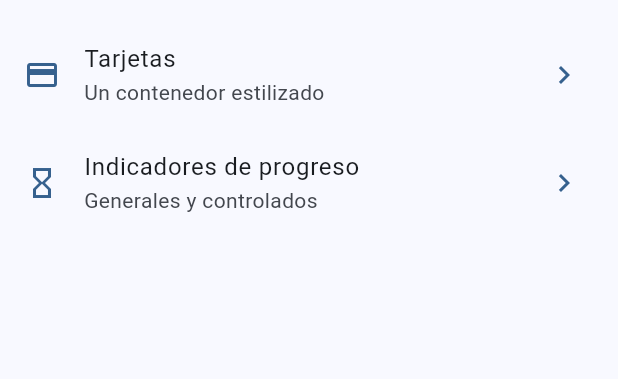
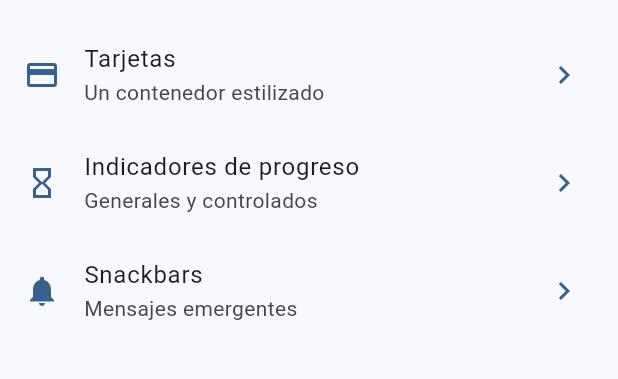
Before and after one commit to afperdomo2/widgets_app, a Flutter app: the screen it shows after launch, on a phone screen of 412 x 824 dp, the part 171-550 px from its top. Run offline on Flutter 3.47's test engine with Material 3 defaults, Android fonts, the phone set to English and light mode, and no system bars; our stand-ins replace go_router.

Commit message:
Agrega pantalla de Snackbars con funcionalidad para mostrar mensajes emergentes

```diff
--- a/lib/config/menu/menu_item.dart
+++ b/lib/config/menu/menu_item.dart
@@ -38,4 +38,11 @@ const appMenuItems = <MenuItem>[
     routeName: "progress_screen",
     icon: Icons.hourglass_empty,
   ),
+  MenuItem(
+    title: "Snackbars",
+    subtitle: "Mensajes emergentes",
+    route: "/snackbars",
+    routeName: "snackbars_screen",
+    icon: Icons.notifications,
+  )
 ];
--- a/lib/config/router/app_router.dart
+++ b/lib/config/router/app_router.dart
@@ -25,5 +25,10 @@ final appRouter = GoRouter(
       name: ProgressScreen.name,
       builder: (context, state) => const ProgressScreen(),
     ),
+    GoRoute(
+      path: "/snackbars",
+      name: SnackbarsScreen.name,
+      builder: (context, state) => const SnackbarsScreen(),
+    ),
   ],
 );
--- a/lib/presentation/screens/screens.dart
+++ b/lib/presentation/screens/screens.dart
@@ -5,6 +5,6 @@ export 'package:widgets_app/presentation/screens/cards/cards_screen.dart';
 export 'package:widgets_app/presentation/screens/home/home_screen.dart';
 export 'package:widgets_app/presentation/screens/progress/progress_screen.dart';
 export 'package:widgets_app/presentation/screens/scrolls/infinite_scroll_screen.dart';
-export 'package:widgets_app/presentation/screens/snackbar/snackbar_screen.dart';
+export 'package:widgets_app/presentation/screens/snackbars/snackbars_screen.dart';
 export 'package:widgets_app/presentation/screens/tutorials/app_turorial_screen.dart';
 export 'package:widgets_app/presentation/screens/ui_controls/ui_controls_screen.dart';
```
Also changed, not shown: lib/presentation/screens/snackbar/snackbar_screen.dart (deleted, +0 -12 lines), lib/presentation/screens/snackbars/snackbars_screen.dart (added, +32 -0 lines).
